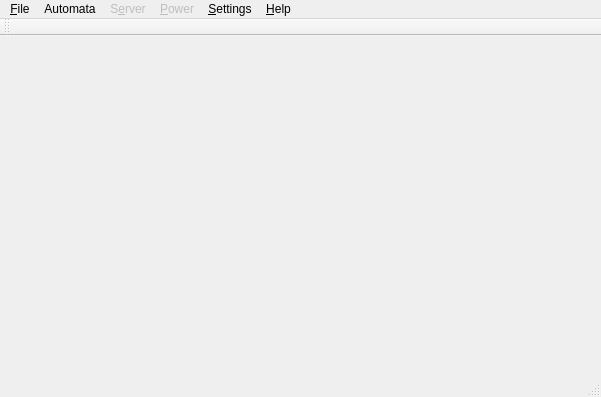
jehrichs/des-control, file mainwindow.ui: the form before one commit.
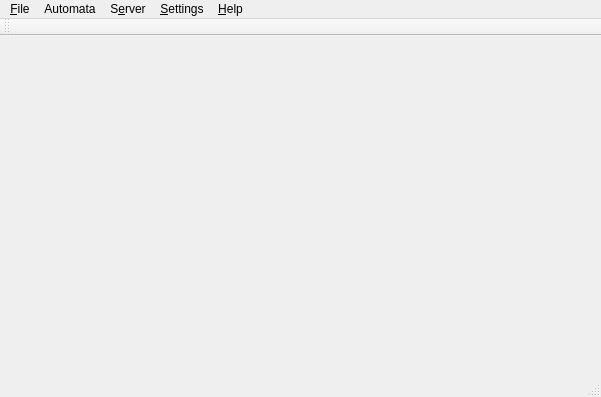
The form after the commit.

```diff
--- a/mainwindow.ui
+++ b/mainwindow.ui
@@ -41,7 +41,7 @@
    </widget>
    <widget class="QMenu" name="menu_Server">
     <property name="enabled">
-     <bool>false</bool>
+     <bool>true</bool>
     </property>
     <property name="title">
      <string>S&amp;erver</string>
@@ -67,16 +67,6 @@
     <addaction name="actionProject_Settings"/>
     <addaction name="actionSettings"/>
    </widget>
-   <widget class="QMenu" name="menu_Power">
-    <property name="enabled">
-     <bool>false</bool>
-    </property>
-    <property name="title">
-     <string>&amp;Power</string>
-    </property>
-    <addaction name="actionSystem_power_On"/>
-    <addaction name="actionSystem_Power_off"/>
-   </widget>
    <widget class="QMenu" name="menu_Help">
     <property name="title">
      <string>&amp;Help</string>
@@ -110,7 +100,6 @@
    <addaction name="menu_File"/>
    <addaction name="menuAutomata"/>
    <addaction name="menu_Server"/>
-   <addaction name="menu_Power"/>
    <addaction name="menuSettings"/>
    <addaction name="menu_Help"/>
   </widget>
```
Left out of the diff: 125 changed lines with no effect on the pictures.
